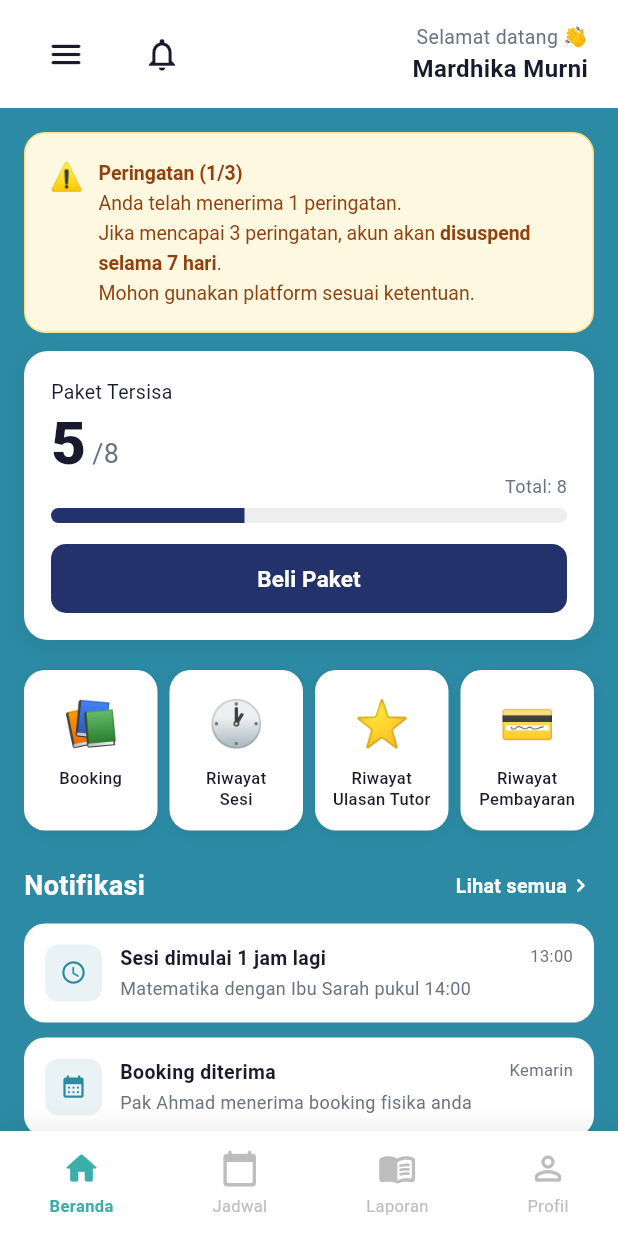
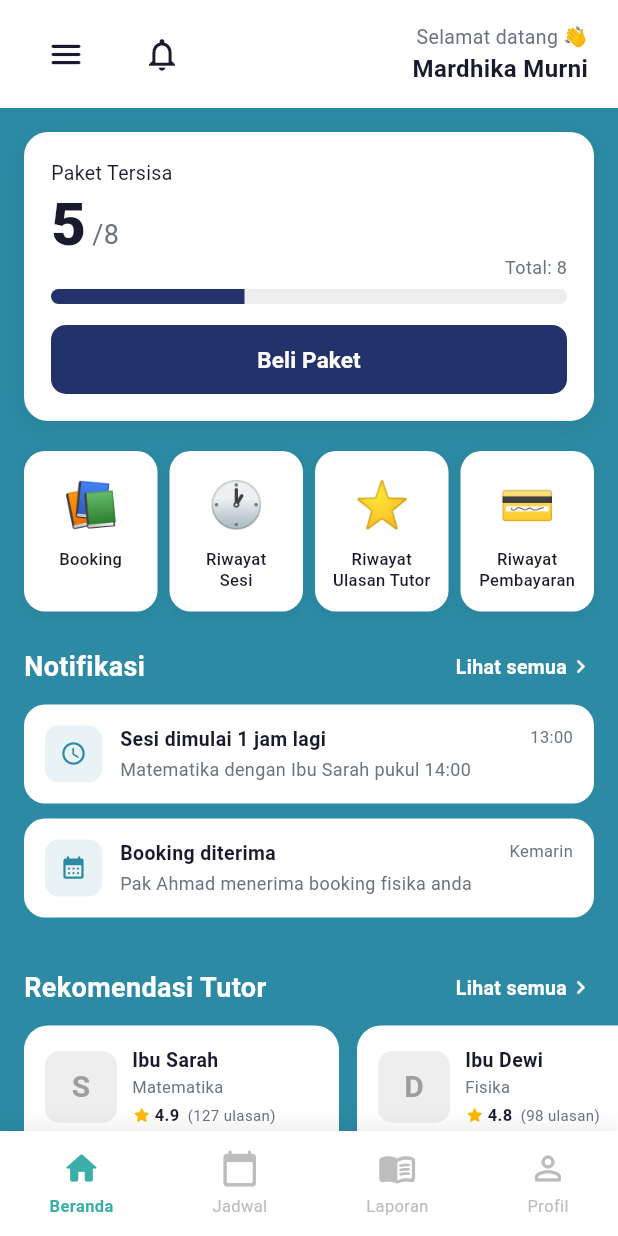
Before and after one commit to muhammadariefand/lazuardyFrontend, a Flutter app: the BerandaSiswaPage screen opened by its route, on a phone screen of 412 x 824 dp. Run offline on Flutter 3.47's test engine with Material 3 defaults, Android fonts, the phone set to English and light mode, and no system bars; our stand-ins replace dio, flutter_bloc, get_it; Roboto replaces fonts that are missing (Poppins).

Commit message:
update dashboard siswa

```diff
--- a/lib/presentation/pages/siswa/beranda_siswa_page.dart
+++ b/lib/presentation/pages/siswa/beranda_siswa_page.dart
@@ -14,14 +14,13 @@ class BerandaSiswaPage extends StatefulWidget {
 }
 
 class _BerandaSiswaPageState extends State<BerandaSiswaPage> {
-  // Data dummy — ganti dengan Cubit state
   static const _nama = 'Mardhika Murni';
   static const _sesiTersisa = 5;
   static const _sesiTotal = 8;
   static const _sesiDigunakan = 3;
-  static const _hasWarning = true;
-  static const _warningCount = 1;
-  static const _warningMax = 3;
+  // static const _hasWarning = true;
+  // static const _warningCount = 1;
+  // static const _warningMax = 3;
 
   @override
   Widget build(BuildContext context) {
@@ -39,7 +38,7 @@ class _BerandaSiswaPageState extends State<BerandaSiswaPage> {
             physics: const BouncingScrollPhysics(),
             child: Column(crossAxisAlignment: CrossAxisAlignment.start, children: [
               const SizedBox(height: 16),
-              if (_hasWarning) ...[_buildWarningBanner(), const SizedBox(height: 12)],
+              // if (_hasWarning) ...[_buildWarningBanner(), const SizedBox(height: 12)],
               _buildKartuSesi(),
               const SizedBox(height: 20),
               _buildMenuGrid(),
@@ -73,28 +72,28 @@ class _BerandaSiswaPageState extends State<BerandaSiswaPage> {
     ]),
   );
 
-  Widget _buildWarningBanner() => Container(
-    margin: const EdgeInsets.symmetric(horizontal: 16),
-    padding: const EdgeInsets.all(16),
-    decoration: BoxDecoration(
-      color: const Color(0xFFFFF8E1),
-      borderRadius: BorderRadius.circular(14),
-      border: Border.all(color: const Color(0xFFFFE082)),
-    ),
-    child: Row(crossAxisAlignment: CrossAxisAlignment.start, children: [
-      const Text('⚠️', style: TextStyle(fontSize: 18)),
-      const SizedBox(width: 10),
-      Expanded(child: RichText(text: TextSpan(
-        style: const TextStyle(fontSize: 13, color: Color(0xFF92400E), height: 1.5),
-        children: [
-          TextSpan(text: 'Peringatan ($_warningCount/$_warningMax)\n', style: const TextStyle(fontWeight: FontWeight.w700)),
-          const TextSpan(text: 'Anda telah menerima 1 peringatan.\nJika mencapai 3 peringatan, akun akan '),
-          const TextSpan(text: 'disuspend selama 7 hari', style: TextStyle(fontWeight: FontWeight.w700)),
-          const TextSpan(text: '.\nMohon gunakan platform sesuai ketentuan.'),
-        ],
-      ))),
-    ]),
-  );
+  // Widget _buildWarningBanner() => Container(
+  //   margin: const EdgeInsets.symmetric(horizontal: 16),
+  //   padding: const EdgeInsets.all(16),
+  //   decoration: BoxDecoration(
+  //     color: const Color(0xFFFFF8E1),
+  //     borderRadius: BorderRadius.circular(14),
+  //     border: Border.all(color: const Color(0xFFFFE082)),
+  //   ),
+  //   child: Row(crossAxisAlignment: CrossAxisAlignment.start, children: [
+  //     const Text('⚠️', style: TextStyle(fontSize: 18)),
+  //     const SizedBox(width: 10),
+  //     Expanded(child: RichText(text: TextSpan(
+  //       style: const TextStyle(fontSize: 13, color: Color(0xFF92400E), height: 1.5),
+  //       children: [
+  //         TextSpan(text: 'Peringatan ($_warningCount/$_warningMax)\n', style: const TextStyle(fontWeight: FontWeight.w700)),
+  //         const TextSpan(text: 'Anda telah menerima 1 peringatan.\nJika mencapai 3 peringatan, akun akan '),
+  //         const TextSpan(text: 'disuspend selama 7 hari', style: TextStyle(fontWeight: FontWeight.w700)),
+  //         const TextSpan(text: '.\nMohon gunakan platform sesuai ketentuan.'),
+  //       ],
+  //     ))),
+  //   ]),
+  // );
 
   Widget _buildKartuSesi() {
     final progress = _sesiDigunakan / _sesiTotal;
--- a/lib/presentation/pages/siswa/konfirmasi_pembatalan_page.dart
+++ b/lib/presentation/pages/siswa/konfirmasi_pembatalan_page.dart
@@ -10,7 +10,8 @@ class KonfirmasiPembatalanPage extends StatelessWidget {
 
   @override
   Widget build(BuildContext context) {
-    final args = ModalRoute.of(context)?.settings.arguments as Map<String, String>?;
+    final settingsArgs = ModalRoute.of(context)?.settings.arguments;
+    final args = settingsArgs is Map ? settingsArgs.cast<String, String>() : null;
     final alasan = args?['alasan'] ?? 'Lainnya';
 
     return Scaffold(
--- a/pubspec.yaml
+++ b/pubspec.yaml
@@ -51,6 +51,7 @@ dependencies:
 dev_dependencies:
   flutter_test:
     sdk: flutter
+  url_launcher: ^6.3.0
 
   # The "flutter_lints" package below contains a set of recommended lints to
   # encourage good coding practices. The lint set provided by the package is
```
Also changed, not shown: lib/main.dart (+17 -0 lines), lib/presentation/pages/siswa/batalkan_sesi_page.dart (+12 -2 lines), pubspec.lock, 5 other files.
